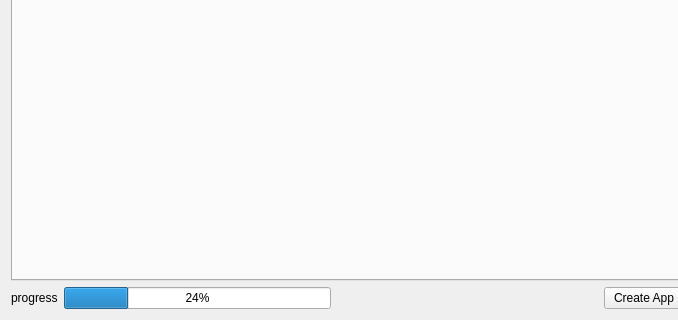
The window that src/webappbuilder/ui_maindialog.ui (planetfederal/qgis-webappbuilder-plugin) describes before a commit, drawn with Qt 5; both pictures show x 0 to 678 and y 449 to 769 of the 781 by 769 pixel window.
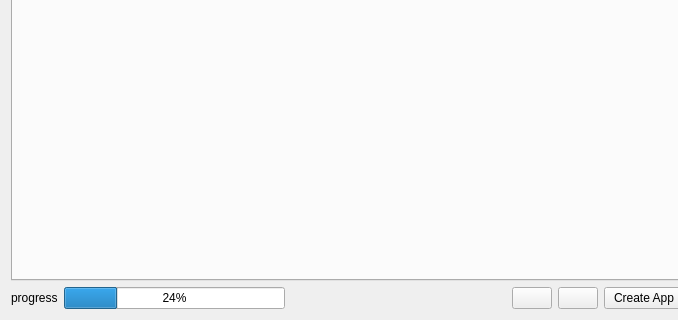
The same window after the commit. Icons and pictures are not drawn.

Commit message: added open/save appdef options

Patch:
```diff
--- a/src/webappbuilder/ui_maindialog.ui
+++ b/src/webappbuilder/ui_maindialog.ui
@@ -1758,6 +1758,20 @@
           </property>
          </spacer>
         </item>
+        <item>
+         <widget class="QPushButton" name="buttonOpen">
+          <property name="text">
+           <string/>
+          </property>
+         </widget>
+        </item>
+        <item>
+         <widget class="QPushButton" name="buttonSave">
+          <property name="text">
+           <string/>
+          </property>
+         </widget>
+        </item>
         <item>
          <widget class="QPushButton" name="buttonCreateApp">
           <property name="text">
```
The commit also changes 2 other files.
